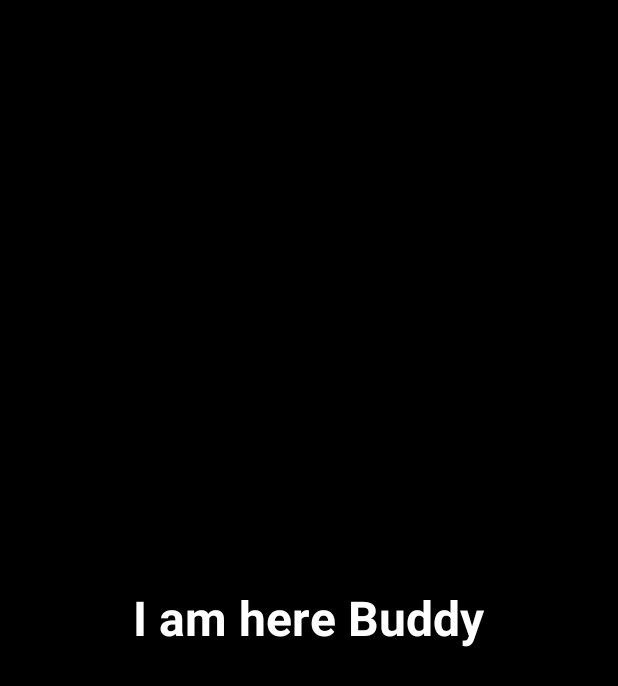
After one commit to inambutt487/Lost_Phone, an Android app: the RingingActivity screen opened directly, with no data from a screen before it, on a phone screen of 412 x 824 dp. The commit adds this screen. Shown: the top 686 px of the screen. Run offline under Robolectric (Android 15) with nearby library versions, the phone set to English and light mode, and no system bars.

Commit message:
02 Aug 2017

```diff
--- a/app/src/main/java/find/com/lostphone/ui/LockPhoneViaSmsActivity.java
+++ b/app/src/main/java/find/com/lostphone/ui/LockPhoneViaSmsActivity.java
@@ -13,7 +13,7 @@ import android.widget.EditText;
 
 import find.com.lostphone.R;
 import find.com.lostphone.data.sharedPreference.LocalPrefManger;
-import find.com.lostphone.utils.DeviceAdminManger;
+import find.com.lostphone.helper.DeviceAdminManger;
 
 public class LockPhoneViaSmsActivity extends AppCompatActivity implements View.OnClickListener {
     private static final int REQUEST_CODE_ENABLE_ADMIN = 20;
--- a/app/src/main/java/find/com/lostphone/ui/MainActivity.java
+++ b/app/src/main/java/find/com/lostphone/ui/MainActivity.java
@@ -22,6 +22,7 @@ import com.google.android.gms.ads.VideoController;
 import com.google.android.gms.ads.VideoOptions;
 
 import find.com.lostphone.R;
+import find.com.lostphone.helper.AudioMangerHelper;
 import find.com.lostphone.utils.LostPhoneConstant;
 
 public class MainActivity extends AppCompatActivity implements View.OnClickListener {
@@ -166,6 +167,7 @@ public class MainActivity extends AppCompatActivity implements View.OnClickListe
                         LostPhoneConstant.LOCK_PHONE_VIA_SMS);
                 break;
             case R.id.txtRingSilentPhone:
+                AudioMangerHelper mangerHelper = new AudioMangerHelper(MainActivity.this);
                 startActivityForResult(new Intent(MainActivity.this,
                                 RingSilentPhoneActivity.class),
                         LostPhoneConstant.RING_SILENT_PHONE);
--- /dev/null
+++ b/app/src/main/java/find/com/lostphone/ui/RingingActivity.java
@@ -0,0 +1,15 @@
+package find.com.lostphone.ui;
+
+import android.support.v7.app.AppCompatActivity;
+import android.os.Bundle;
+
+import find.com.lostphone.R;
+
+public class RingingActivity extends AppCompatActivity {
+
+    @Override
+    protected void onCreate(Bundle savedInstanceState) {
+        super.onCreate(savedInstanceState);
+        setContentView(R.layout.activity_ringing);
+    }
+}
--- /dev/null
+++ b/app/src/main/res/layout/activity_ringing.xml
@@ -0,0 +1,21 @@
+<?xml version="1.0" encoding="utf-8"?>
+<RelativeLayout xmlns:android="http://schemas.android.com/apk/res/android"
+    xmlns:tools="http://schemas.android.com/tools"
+    android:layout_width="match_parent"
+    android:layout_height="match_parent"
+    android:background="@android:color/black"
+    tools:context="find.com.lostphone.ui.RingingActivity">
+
+
+    <TextView
+        android:gravity="center"
+        android:id="@+id/txtImHere"
+        android:layout_width="wrap_content"
+        android:layout_height="wrap_content"
+        android:layout_centerInParent="true"
+        android:layout_margin="8dp"
+        android:text="@string/i_am_here_buddy"
+        android:textColor="@android:color/white"
+        android:textSize="32sp"
+        android:textStyle="bold" />
+</RelativeLayout>
--- a/app/src/main/res/values/strings.xml
+++ b/app/src/main/res/values/strings.xml
@@ -25,7 +25,6 @@
         via sms from any other phone</string>
 
 
-
     <string name="enable">Enable</string>
     <string name="secret_command">Secret Command :</string>
     <string name="lock_code">Lock Code :</string>
@@ -40,5 +39,6 @@
     <string name="custom_msg_for_friend">Hey ,I am ____,my phone has been stolen by number sending this message.Do not reply it,and contact me via other source ASAP</string>
     <string name="lost_phone_admin">Lost Phone Admin</string>
     <string name="extra_explanation_admin_rights">Please Activate these permissions to lock screen via SMS.These are necessary</string>
+    <string name="i_am_here_buddy">I am here Buddy</string>
 
 </resources>
```
Also changed, not shown: app/src/main/AndroidManifest.xml (+6 -5 lines), app/src/main/java/find/com/lostphone/helper/AudioMangerHelper.java (added, +28 -0 lines), app/src/main/java/find/com/lostphone/helper/DeviceAdminManger.java (added, +85 -0 lines), app/src/main/java/find/com/lostphone/receiver/SMSReceiver.java (+12 -3 lines), app/src/main/java/find/com/lostphone/utils/DeviceAdminManger.java (deleted, +0 -48 lines).
